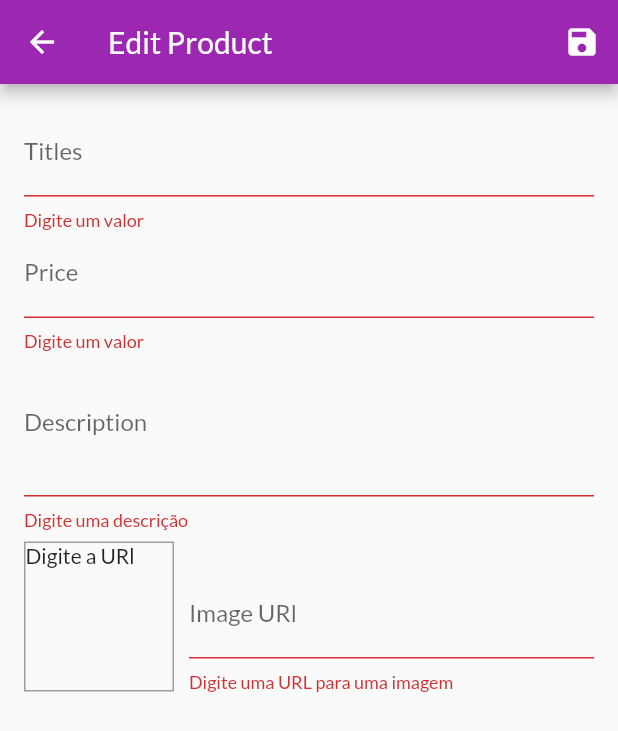
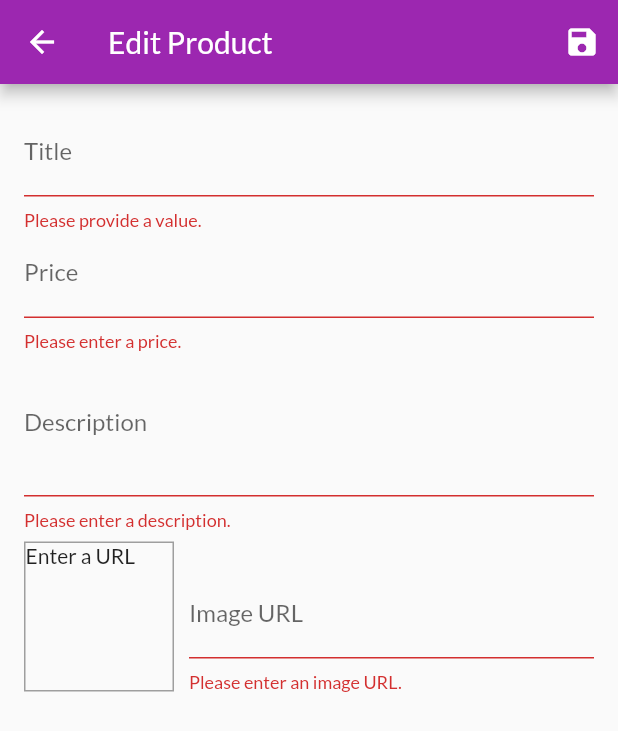
Before and after one commit to regisfbrilhante/shop_app, a Flutter app: the EditProductScreen screen opened by its route, after a tap on the "save" icon, on a phone screen of 412 x 824 dp. Shown: the top 731 px of the screen. Run offline on Flutter 3.47's test engine with Material 2 defaults, Android fonts, the phone set to English and light mode, and no system bars; network calls fail.

Commit message:
sending http requests and treating errors

```diff
--- a/lib/screens/edit_product_screen.dart
+++ b/lib/screens/edit_product_screen.dart
@@ -1,10 +1,11 @@
 import 'package:flutter/material.dart';
 import 'package:provider/provider.dart';
+
 import '../providers/product.dart';
 import '../providers/products_provider.dart';
 
 class EditProductScreen extends StatefulWidget {
-  static const String routeName = '/edit-product';
+  static const routeName = '/edit-product';
 
   @override
   _EditProductScreenState createState() => _EditProductScreenState();
@@ -23,29 +24,28 @@ class _EditProductScreenState extends State<EditProductScreen> {
     description: '',
     imageUrl: '',
   );
-
   var _initValues = {
     'title': '',
     'description': '',
     'price': '',
     'imageUrl': '',
   };
-
   var _isInit = true;
+  var _isLoading = false;
 
   @override
   void initState() {
     _imageUrlFocusNode.addListener(_updateImageUrl);
-    // TODO: implement initState
     super.initState();
   }
 
   @override
   void didChangeDependencies() {
     if (_isInit) {
-      var productId = ModalRoute.of(context).settings.arguments as String;
+      final productId = ModalRoute.of(context).settings.arguments as String;
       if (productId != null) {
-        _editedProduct = Provider.of<Products>(context).findById(productId);
+        _editedProduct =
+            Provider.of<Products>(context, listen: false).findById(productId);
         _initValues = {
           'title': _editedProduct.title,
           'description': _editedProduct.description,
@@ -55,16 +55,30 @@ class _EditProductScreenState extends State<EditProductScreen> {
         };
         _imageUrlController.text = _editedProduct.imageUrl;
       }
-      ;
     }
     _isInit = false;
+    super.didChangeDependencies();
+  }
 
-    // TODO: implement didChangeDependencies
-    super.didChangeDependencies();
+  @override
+  void dispose() {
+    _imageUrlFocusNode.removeListener(_updateImageUrl);
+    _priceFocusNode.dispose();
+    _descriptionFocusNode.dispose();
+    _imageUrlController.dispose();
+    _imageUrlFocusNode.dispose();
+    super.dispose();
   }
 
   void _updateImageUrl() {
     if (!_imageUrlFocusNode.hasFocus) {
+      if ((!_imageUrlController.text.startsWith('http') &&
+              !_imageUrlController.text.startsWith('https')) ||
+          (!_imageUrlController.text.endsWith('.png') &&
+              !_imageUrlController.text.endsWith('.jpg') &&
+              !_imageUrlController.text.endsWith('.jpeg'))) {
+        return;
+      }
       setState(() {});
     }
   }
@@ -74,27 +88,41 @@ class _EditProductScreenState extends State<EditProductScreen> {
     if (!isValid) {
       return;
     }
-
     _form.currentState.save();
+    setState(() {
+      _isLoading = true;
+    });
     if (_editedProduct.id != null) {
       Provider.of<Products>(context, listen: false)
           .updateProduct(_editedProduct.id, _editedProduct);
+      setState(() {
+        _isLoading = false;
+      });
+      Navigator.of(context).pop();
     } else {
-      Provider.of<Products>(context, listen: false).addProduct(_editedProduct);
+      Provider.of<Products>(context, listen: false)
+          .addProduct(_editedProduct)
+          .catchError((error) {
+        return showDialog(
+          context: context,
+          builder: (ctx) => AlertDialog(
+                title: Text('An error occurred!'),
+                content: Text('Something went wrong.'),
+                actions: <Widget>[
+                  FlatButton(child: Text('Okay'), onPressed: () {
+                    Navigator.of(ctx).pop();
+                  },)
+                ],
+              ),
+        );
+      }).then((_) {
+        setState(() {
+          _isLoading = false;
+        });
+        Navigator.of(context).pop();
+      });
     }
-
-    Navigator.of(context).pop();
-  }
-
-  @override
-  void dispose() {
-    _imageUrlFocusNode.removeListener(_updateImageUrl);
-    _priceFocusNode.dispose();
-    _descriptionFocusNode.dispose();
-    _imageUrlController.dispose();
-    _imageUrlFocusNode.dispose();
-    // TODO: implement dispose
-    super.dispose();
+    // Navigator.of(context).pop();
   }
 
   @override
@@ -106,10 +134,14 @@ class _EditProductScreenState extends State<EditProductScreen> {
           IconButton(
             icon: Icon(Icons.save),
             onPressed: _saveForm,
-          )
+          ),
         ],
       ),
-      body: Padding(
+      body: _isLoading
+          ? Center(
+              child: CircularProgressIndicator(),
+            )
+          : Padding(
               padding: const EdgeInsets.all(16.0),
               child: Form(
                 key: _form,
@@ -117,14 +149,14 @@ class _EditProductScreenState extends State<EditProductScreen> {
                   children: <Widget>[
                     TextFormField(
                       initialValue: _initValues['title'],
-                decoration: InputDecoration(labelText: 'Titles'),
+                      decoration: InputDecoration(labelText: 'Title'),
                       textInputAction: TextInputAction.next,
                       onFieldSubmitted: (_) {
                         FocusScope.of(context).requestFocus(_priceFocusNode);
                       },
                       validator: (value) {
                         if (value.isEmpty) {
-                    return 'Digite um valor';
+                          return 'Please provide a value.';
                         }
                         return null;
                       },
@@ -135,8 +167,7 @@ class _EditProductScreenState extends State<EditProductScreen> {
                             description: _editedProduct.description,
                             imageUrl: _editedProduct.imageUrl,
                             id: _editedProduct.id,
-                    isFavorite: _editedProduct.isFavorite,
-                  );
+                            isFavorite: _editedProduct.isFavorite);
                       },
                     ),
                     TextFormField(
@@ -146,20 +177,19 @@ class _EditProductScreenState extends State<EditProductScreen> {
                       keyboardType: TextInputType.number,
                       focusNode: _priceFocusNode,
                       onFieldSubmitted: (_) {
-                    FocusScope.of(context).requestFocus(_descriptionFocusNode);
+                        FocusScope.of(context)
+                            .requestFocus(_descriptionFocusNode);
                       },
                       validator: (value) {
                         if (value.isEmpty) {
-                      return 'Digite um valor';
+                          return 'Please enter a price.';
                         }
                         if (double.tryParse(value) == null) {
-                      return 'Digite um valor valido';
+                          return 'Please enter a valid number.';
                         }
-
                         if (double.parse(value) <= 0) {
-                      return 'Digite um valor maior que 0';
+                          return 'Please enter a number greater than zero.';
                         }
-
                         return null;
                       },
                       onSaved: (value) {
@@ -169,9 +199,9 @@ class _EditProductScreenState extends State<EditProductScreen> {
                             description: _editedProduct.description,
                             imageUrl: _editedProduct.imageUrl,
                             id: _editedProduct.id,
-                      isFavorite: _editedProduct.isFavorite,
-                    );
-                  }),
+                            isFavorite: _editedProduct.isFavorite);
+                      },
+                    ),
                     TextFormField(
                       initialValue: _initValues['description'],
                       decoration: InputDecoration(labelText: 'Description'),
@@ -180,13 +210,11 @@ class _EditProductScreenState extends State<EditProductScreen> {
                       focusNode: _descriptionFocusNode,
                       validator: (value) {
                         if (value.isEmpty) {
-                      return 'Digite uma descrição';
+                          return 'Please enter a description.';
                         }
-
                         if (value.length < 10) {
-                      return 'Deve ter mais do que 10 caracteres';
+                          return 'Should be at least 10 characters long.';
                         }
-
                         return null;
                       },
                       onSaved: (value) {
@@ -198,7 +226,8 @@ class _EditProductScreenState extends State<EditProductScreen> {
                           id: _editedProduct.id,
                           isFavorite: _editedProduct.isFavorite,
                         );
-                  }),
+                      },
+                    ),
                     Row(
                       crossAxisAlignment: CrossAxisAlignment.end,
                       children: <Widget>[
@@ -216,7 +245,7 @@ class _EditProductScreenState extends State<EditProductScreen> {
                             ),
                           ),
                           child: _imageUrlController.text.isEmpty
-                        ? Text('Digite a URl')
+                              ? Text('Enter a URL')
                               : FittedBox(
                                   child: Image.network(
                                     _imageUrlController.text,
@@ -226,8 +255,7 @@ class _EditProductScreenState extends State<EditProductScreen> {
                         ),
                         Expanded(
                           child: TextFormField(
-                        // initialValue: _initValues['imageUrl'],
-                        decoration: InputDecoration(labelText: 'Image URl'),
+                            decoration: InputDecoration(labelText: 'Image URL'),
                             keyboardType: TextInputType.url,
                             textInputAction: TextInputAction.done,
                             controller: _imageUrlController,
@@ -237,16 +265,16 @@ class _EditProductScreenState extends State<EditProductScreen> {
                             },
                             validator: (value) {
                               if (value.isEmpty) {
-                            return 'Digite uma URL para uma imagem';
+                                return 'Please enter an image URL.';
                               }
                               if (!value.startsWith('http') &&
                                   !value.startsWith('https')) {
-                            return 'Entre com uma URL valida.';
+                                return 'Please enter a valid URL.';
                               }
-
-                          if (!value.endsWith('.jpg') &&
-                              !value.endsWith('png')) {
-                            return 'Entre com uma imagem valida';
+                              if (!value.endsWith('.png') &&
+                                  !value.endsWith('.jpg') &&
+                                  !value.endsWith('.jpeg')) {
+                                return 'Please enter a valid image URL.';
                               }
                               return null;
                             },
@@ -259,10 +287,11 @@ class _EditProductScreenState extends State<EditProductScreen> {
                                 id: _editedProduct.id,
                                 isFavorite: _editedProduct.isFavorite,
                               );
-                        }),
+                            },
+                          ),
                         ),
                       ],
-              )
+                    ),
                   ],
                 ),
               ),
--- a/lib/screens/user_prodcts_screen.dart
+++ b/lib/screens/user_prodcts_screen.dart
@@ -6,12 +6,12 @@ import '../widgets/app_drawer.dart';
 import '../providers/products_provider.dart';
 import '../widgets/user_product_item.dart';
 
-
 class UserProductsScreen extends StatelessWidget {
   static const routeName = '/user-products';
 
   @override
   Widget build(BuildContext context) {
+
     final productsData = Provider.of<Products>(context);
     return Scaffold(
       appBar: AppBar(
@@ -34,7 +34,6 @@ class UserProductsScreen extends StatelessWidget {
             return Column(
               children: <Widget>[
                 UserProductItem(
-                  id: productsData.items[i].id,
                   title: productsData.items[i].title,
                   imageUrl: productsData.items[i].imageUrl,
                 ),
--- a/pubspec.yaml
+++ b/pubspec.yaml
@@ -21,6 +21,7 @@ dependencies:
     sdk: flutter
   provider: 3.2.0
   intl: ^0.15.8
+  http: ^0.12.0+2
 
   # The following adds the Cupertino Icons font to your application.
   # Use with the CupertinoIcons class for iOS style icons.
```
Also changed, not shown: lib/providers/products_provider.dart (+57 -41 lines), pubspec.lock. Lines whose indentation alone changed are shown as unchanged.
